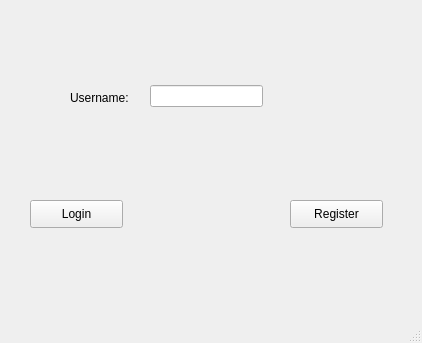
Old version of the form UI files/login page.ui in the repository tikna1234/minor-project.
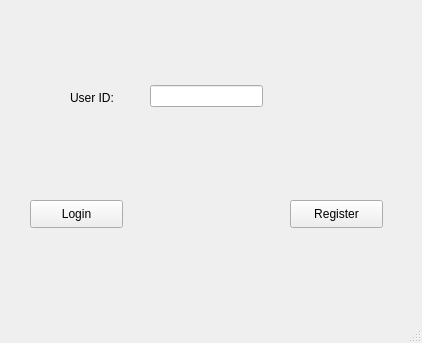
New version of the form.

The edit to the form file:
```diff
--- a/UI files/login page.ui
+++ b/UI files/login page.ui
@@ -24,7 +24,7 @@
      </rect>
     </property>
     <property name="text">
-     <string>Username:</string>
+     <string>User ID:</string>
     </property>
    </widget>
    <widget class="QLineEdit" name="UserNameLineEdit">
```
Left out of the diff: 4 changed lines with no effect on the pictures.
